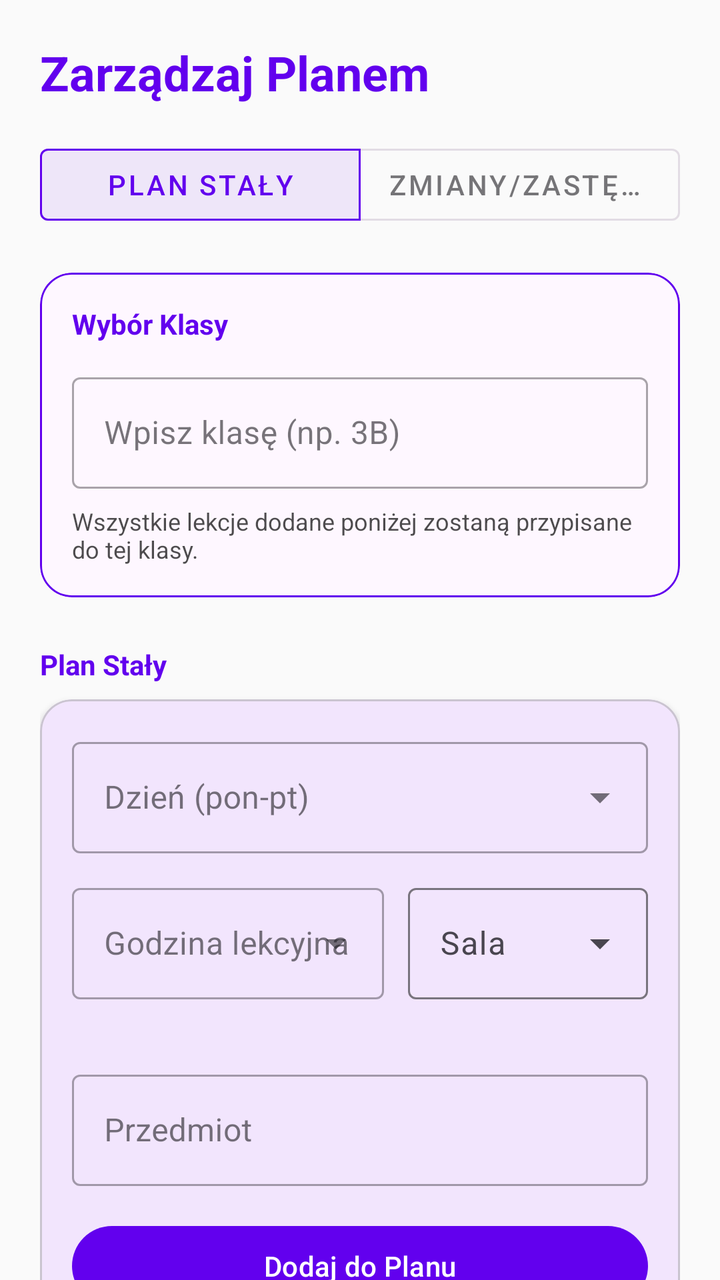
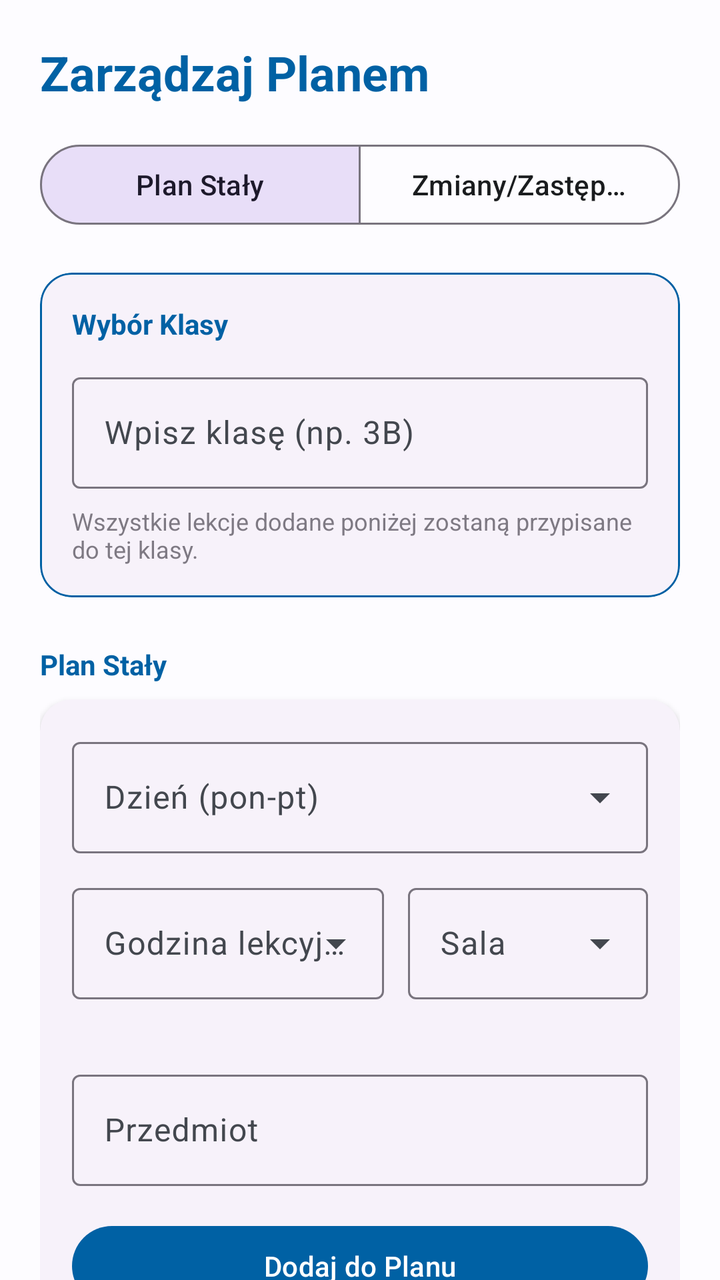

Screens rendered from an Android XML layout before and after an edit, with the pre-edit source and the edit as a unified diff.
<!-- AndroidManifest.xml: application theme Theme.SchoolSpace -->
<!-- res/layout/fragment_manage_schedule.xml -->
<?xml version="1.0" encoding="utf-8"?>
<androidx.core.widget.NestedScrollView xmlns:android="http://schemas.android.com/apk/res/android"
    xmlns:app="http://schemas.android.com/apk/res-auto"
    android:layout_width="match_parent"
    android:layout_height="match_parent"
    android:background="@color/background">

    <LinearLayout
        android:layout_width="match_parent"
        android:layout_height="wrap_content"
        android:orientation="vertical"
        android:padding="20dp">

        <TextView
            android:layout_width="wrap_content"
            android:layout_height="wrap_content"
            android:text="Zarządzaj Planem"
            android:textSize="24sp"
            android:textStyle="bold"
            android:layout_marginBottom="16dp"
            android:textColor="@color/primary" />

        <com.google.android.material.button.MaterialButtonToggleGroup
            android:id="@+id/toggleMainMode"
            android:layout_width="match_parent"
            android:layout_height="wrap_content"
            android:layout_marginBottom="20dp"
            app:singleSelection="true"
            app:checkedButton="@+id/btnModePermanent">
            <Button
                android:id="@+id/btnModePermanent"
                style="@style/Widget.MaterialComponents.Button.OutlinedButton"
                android:layout_width="0dp"
                android:layout_weight="1"
                android:layout_height="wrap_content"
                android:text="Plan Stały"/>
            <Button
                android:id="@+id/btnModeChange"
                style="@style/Widget.MaterialComponents.Button.OutlinedButton"
                android:layout_width="0dp"
                android:layout_weight="1"
                android:layout_height="wrap_content"
                android:text="Zmiany/Zastępstwa"/>
        </com.google.android.material.button.MaterialButtonToggleGroup>

        
        <com.google.android.material.card.MaterialCardView
            android:layout_width="match_parent"
            android:layout_height="wrap_content"
            app:cardCornerRadius="16dp"
            app:cardElevation="0dp"
            app:strokeWidth="1dp"
            app:strokeColor="@color/primary">
            

            <LinearLayout
                android:layout_width="match_parent"
                android:layout_height="wrap_content"
                android:orientation="vertical"
                android:padding="16dp">

                <TextView
                    android:layout_width="wrap_content"
                    android:layout_height="wrap_content"
                    android:text="Wybór Klasy"
                    android:textStyle="bold"
                    android:textColor="@color/primary"
                    android:layout_marginBottom="12dp" />

                <com.google.android.material.textfield.TextInputLayout
                    android:layout_width="match_parent"
                    android:layout_height="wrap_content"
                    android:hint="Wpisz klasę (np. 3B)"
                    style="@style/Widget.MaterialComponents.TextInputLayout.OutlinedBox">
                    <com.google.android.material.textfield.TextInputEditText
                        android:id="@+id/etTargetClass"
                        android:layout_width="match_parent"
                        android:layout_height="wrap_content"
                        android:inputType="textCapCharacters" />
                </com.google.android.material.textfield.TextInputLayout>

                <TextView
                    android:layout_width="wrap_content"
                    android:layout_height="wrap_content"
                    android:text="Wszystkie lekcje dodane poniżej zostaną przypisane do tej klasy."
                    android:textSize="12sp"
                    android:layout_marginTop="8dp"
                    android:alpha="0.7" />
            </LinearLayout>
        </com.google.android.material.card.MaterialCardView>

        <TextView
            android:id="@+id/txtLabelPermanent"
            android:layout_width="wrap_content"
            android:layout_height="wrap_content"
            android:text="Plan Stały"
            android:layout_marginTop="24dp"
            android:layout_marginBottom="8dp"
            android:textStyle="bold"
            android:textColor="@color/primary" />

        <com.google.android.material.card.MaterialCardView
            android:id="@+id/cardPermanentForm"
            android:layout_width="match_parent"
            android:layout_height="wrap_content"
            app:cardCornerRadius="16dp"
            app:cardElevation="2dp">

            <LinearLayout
                android:layout_width="match_parent"
                android:layout_height="wrap_content"
                android:orientation="vertical"
                android:padding="16dp">

                <com.google.android.material.textfield.TextInputLayout
                    android:layout_width="match_parent"
                    android:layout_height="wrap_content"
                    android:hint="Dzień (pon-pt)"
                    style="@style/Widget.MaterialComponents.TextInputLayout.OutlinedBox.ExposedDropdownMenu">
                    <AutoCompleteTextView
                        android:id="@+id/etLessonDay"
                        android:layout_width="match_parent"
                        android:layout_height="wrap_content"
                        android:inputType="none" />
                </com.google.android.material.textfield.TextInputLayout>

                <LinearLayout
                    android:layout_width="match_parent"
                    android:layout_height="wrap_content"
                    android:orientation="horizontal"
                    android:layout_marginTop="12dp">

                    <com.google.android.material.textfield.TextInputLayout
                        android:layout_width="0dp"
                        android:layout_weight="1"
                        android:layout_height="wrap_content"
                        android:hint="Godzina lekcyjna"
                        style="@style/Widget.MaterialComponents.TextInputLayout.OutlinedBox.ExposedDropdownMenu">
                        <AutoCompleteTextView
                            android:id="@+id/etLessonTime"
                            android:layout_width="match_parent"
                            android:layout_height="wrap_content"
                            android:inputType="none" />
                    </com.google.android.material.textfield.TextInputLayout>

                    <com.google.android.material.textfield.TextInputLayout
                        android:id="@+id/tilLessonRoom"
                        android:layout_width="120dp"
                        android:layout_height="wrap_content"
                        android:layout_marginStart="12dp"
                        android:hint="Sala"
                        app:errorEnabled="true"
                        style="@style/Widget.Material3.TextInputLayout.OutlinedBox.ExposedDropdownMenu">
                        <AutoCompleteTextView
                            android:id="@+id/etLessonRoom"
                            android:layout_width="match_parent"
                            android:layout_height="wrap_content"
                            android:inputType="text" />
                    </com.google.android.material.textfield.TextInputLayout>
                </LinearLayout>

                <com.google.android.material.textfield.TextInputLayout
                    android:layout_width="match_parent"
                    android:layout_height="wrap_content"
                    android:layout_marginTop="12dp"
                    android:hint="Przedmiot"
                    style="@style/Widget.MaterialComponents.TextInputLayout.OutlinedBox">
                    <com.google.android.material.textfield.TextInputEditText
                        android:id="@+id/etLessonSubject"
                        android:layout_width="match_parent"
                        android:layout_height="wrap_content" />
                </com.google.android.material.textfield.TextInputLayout>

                <Button
                    android:id="@+id/btnAddLessonPermanent"
                    android:layout_width="match_parent"
                    android:layout_height="wrap_content"
                    android:layout_marginTop="16dp"
                    android:text="Dodaj do Planu" />
            </LinearLayout>
        </com.google.android.material.card.MaterialCardView>

        <TextView
            android:id="@+id/txtLabelChange"
            android:layout_width="wrap_content"
            android:layout_height="wrap_content"
            android:text="Zastępstwa i Zmiany"
            android:layout_marginTop="24dp"
            android:layout_marginBottom="8dp"
            android:textStyle="bold"
            android:textColor="@color/error" />

        <com.google.android.material.card.MaterialCardView
            android:id="@+id/cardChangeForm"
            android:layout_width="match_parent"
            android:layout_height="wrap_content"
            android:layout_marginBottom="24dp"
            app:cardCornerRadius="16dp"
            app:cardElevation="2dp">

            <LinearLayout
                android:layout_width="match_parent"
                android:layout_height="wrap_content"
                android:orientation="vertical"
                android:padding="16dp">

                <com.google.android.material.textfield.TextInputLayout
                    android:layout_width="match_parent"
                    android:layout_height="wrap_content"
                    android:hint="Data (kliknij aby wybrać)"
                    style="@style/Widget.MaterialComponents.TextInputLayout.OutlinedBox">
                    <com.google.android.material.textfield.TextInputEditText
                        android:id="@+id/etChangeDate"
                        android:layout_width="match_parent"
                        android:layout_height="wrap_content"
                        android:focusable="false" />
                </com.google.android.material.textfield.TextInputLayout>

                <com.google.android.material.textfield.TextInputLayout
                    android:layout_width="match_parent"
                    android:layout_height="wrap_content"
                    android:layout_marginTop="12dp"
                    android:hint="Godzina lekcyjna której dotyczy zmiana"
                    style="@style/Widget.MaterialComponents.TextInputLayout.OutlinedBox.ExposedDropdownMenu">
                    <AutoCompleteTextView
                        android:id="@+id/etChangeTime"
                        android:layout_width="match_parent"
                        android:layout_height="wrap_content"
                        android:inputType="none" />
                </com.google.android.material.textfield.TextInputLayout>

                <com.google.android.material.button.MaterialButtonToggleGroup
                    android:id="@+id/toggleChangeType"
                    android:layout_width="match_parent"
                    android:layout_height="wrap_content"
                    android:layout_marginTop="12dp"
                    app:singleSelection="true"
                    app:checkedButton="@+id/btnTypeSubstitution">
                    <Button
                        android:id="@+id/btnTypeSubstitution"
                        style="@style/Widget.MaterialComponents.Button.OutlinedButton"
                        android:layout_width="0dp"
                        android:layout_weight="1"
                        android:layout_height="wrap_content"
                        android:text="Zastępstwo"/>
                    <Button
                        android:id="@+id/btnTypeCancel"
                        style="@style/Widget.MaterialComponents.Button.OutlinedButton"
                        android:layout_width="0dp"
                        android:layout_weight="1"
                        android:layout_height="wrap_content"
                        android:text="Odwołana"/>
                </com.google.android.material.button.MaterialButtonToggleGroup>

                <com.google.android.material.textfield.TextInputLayout
                    android:id="@+id/tilChangeSubject"
                    android:layout_width="match_parent"
                    android:layout_height="wrap_content"
                    android:layout_marginTop="12dp"
                    android:hint="Nowy Przedmiot / Powód"
                    style="@style/Widget.MaterialComponents.TextInputLayout.OutlinedBox">
                    <com.google.android.material.textfield.TextInputEditText
                        android:id="@+id/etChangeSubject"
                        android:layout_width="match_parent"
                        android:layout_height="wrap_content" />
                </com.google.android.material.textfield.TextInputLayout>

                <Button
                    android:id="@+id/btnAddLessonChange"
                    android:layout_width="match_parent"
                    android:layout_height="wrap_content"
                    android:layout_marginTop="16dp"
                    android:backgroundTint="@color/error"
                    android:text="Zatwierdź Zmianę" />
            </LinearLayout>
        </com.google.android.material.card.MaterialCardView>

    </LinearLayout>
</androidx.core.widget.NestedScrollView>
<!-- resources referenced by this layout -->
<resources>
  <color name="background">#FFFAFAFA</color>
  <color name="error">#B3261E</color>
  <color name="primary">#6200EE</color>
  <style name="Theme.SchoolSpace" parent="Theme.Material3.DayNight.NoActionBar">
          
          <item name="colorPrimary">@color/primary</item>
          <item name="android:colorBackground">@color/background</item>
          <item name="android:textColor">@color/text_primary</item>
  
          
          <item name="android:statusBarColor">@color/primary</item>
          <item name="android:windowLightStatusBar" tools:targetApi="m">false</item>
  
          
          <item name="android:navigationBarColor">@color/background</item>
          <item name="android:windowLightNavigationBar" tools:targetApi="27">true</item>
      </style>
  <color name="text_primary">#000000</color>
</resources>

<!-- the commit's change to res/layout/fragment_manage_schedule.xml (unified diff, before → after) -->
@@ -29,14 +29,14 @@
             app:checkedButton="@+id/btnModePermanent">
             <Button
                 android:id="@+id/btnModePermanent"
-                style="@style/Widget.MaterialComponents.Button.OutlinedButton"
+                style="@style/Widget.Material3.Button.OutlinedButton"
                 android:layout_width="0dp"
                 android:layout_weight="1"
                 android:layout_height="wrap_content"
                 android:text="Plan Stały"/>
             <Button
                 android:id="@+id/btnModeChange"
-                style="@style/Widget.MaterialComponents.Button.OutlinedButton"
+                style="@style/Widget.Material3.Button.OutlinedButton"
                 android:layout_width="0dp"
                 android:layout_weight="1"
                 android:layout_height="wrap_content"
@@ -71,7 +71,7 @@
                     android:layout_width="match_parent"
                     android:layout_height="wrap_content"
                     android:hint="Wpisz klasę (np. 3B)"
-                    style="@style/Widget.MaterialComponents.TextInputLayout.OutlinedBox">
+                    style="@style/Widget.Material3.TextInputLayout.OutlinedBox">
                     <com.google.android.material.textfield.TextInputEditText
                         android:id="@+id/etTargetClass"
                         android:layout_width="match_parent"
@@ -116,7 +116,7 @@
                     android:layout_width="match_parent"
                     android:layout_height="wrap_content"
                     android:hint="Dzień (pon-pt)"
-                    style="@style/Widget.MaterialComponents.TextInputLayout.OutlinedBox.ExposedDropdownMenu">
+                    style="@style/Widget.Material3.TextInputLayout.OutlinedBox.ExposedDropdownMenu">
                     <AutoCompleteTextView
                         android:id="@+id/etLessonDay"
                         android:layout_width="match_parent"
@@ -135,7 +135,7 @@
                         android:layout_weight="1"
                         android:layout_height="wrap_content"
                         android:hint="Godzina lekcyjna"
-                        style="@style/Widget.MaterialComponents.TextInputLayout.OutlinedBox.ExposedDropdownMenu">
+                        style="@style/Widget.Material3.TextInputLayout.OutlinedBox.ExposedDropdownMenu">
                         <AutoCompleteTextView
                             android:id="@+id/etLessonTime"
                             android:layout_width="match_parent"
@@ -164,7 +164,7 @@
                     android:layout_height="wrap_content"
                     android:layout_marginTop="12dp"
                     android:hint="Przedmiot"
-                    style="@style/Widget.MaterialComponents.TextInputLayout.OutlinedBox">
+                    style="@style/Widget.Material3.TextInputLayout.OutlinedBox">
                     <com.google.android.material.textfield.TextInputEditText
                         android:id="@+id/etLessonSubject"
                         android:layout_width="match_parent"
@@ -208,7 +208,7 @@
                     android:layout_width="match_parent"
                     android:layout_height="wrap_content"
                     android:hint="Data (kliknij aby wybrać)"
-                    style="@style/Widget.MaterialComponents.TextInputLayout.OutlinedBox">
+                    style="@style/Widget.Material3.TextInputLayout.OutlinedBox">
                     <com.google.android.material.textfield.TextInputEditText
                         android:id="@+id/etChangeDate"
                         android:layout_width="match_parent"
@@ -221,7 +221,7 @@
                     android:layout_height="wrap_content"
                     android:layout_marginTop="12dp"
                     android:hint="Godzina lekcyjna której dotyczy zmiana"
-                    style="@style/Widget.MaterialComponents.TextInputLayout.OutlinedBox.ExposedDropdownMenu">
+                    style="@style/Widget.Material3.TextInputLayout.OutlinedBox.ExposedDropdownMenu">
                     <AutoCompleteTextView
                         android:id="@+id/etChangeTime"
                         android:layout_width="match_parent"
@@ -238,14 +238,14 @@
                     app:checkedButton="@+id/btnTypeSubstitution">
                     <Button
                         android:id="@+id/btnTypeSubstitution"
-                        style="@style/Widget.MaterialComponents.Button.OutlinedButton"
+                        style="@style/Widget.Material3.Button.OutlinedButton"
                         android:layout_width="0dp"
                         android:layout_weight="1"
                         android:layout_height="wrap_content"
                         android:text="Zastępstwo"/>
                     <Button
                         android:id="@+id/btnTypeCancel"
-                        style="@style/Widget.MaterialComponents.Button.OutlinedButton"
+                        style="@style/Widget.Material3.Button.OutlinedButton"
                         android:layout_width="0dp"
                         android:layout_weight="1"
                         android:layout_height="wrap_content"
@@ -258,7 +258,7 @@
                     android:layout_height="wrap_content"
                     android:layout_marginTop="12dp"
                     android:hint="Nowy Przedmiot / Powód"
-                    style="@style/Widget.MaterialComponents.TextInputLayout.OutlinedBox">
+                    style="@style/Widget.Material3.TextInputLayout.OutlinedBox">
                     <com.google.android.material.textfield.TextInputEditText
                         android:id="@+id/etChangeSubject"
                         android:layout_width="match_parent"
<!-- resource entries referenced after the edit -->
@@ -1,22 +1,45 @@
 <!-- resources referenced by this layout -->
 <resources>
-  <color name="background">#FFFAFAFA</color>
-  <color name="error">#B3261E</color>
-  <color name="primary">#6200EE</color>
+  <color name="background">#FDFCFF</color>
+  <color name="error">#BA1A1A</color>
+  <color name="primary">#0061A4</color>
   <style name="Theme.SchoolSpace" parent="Theme.Material3.DayNight.NoActionBar">
           
           <item name="colorPrimary">@color/primary</item>
+          <item name="colorOnPrimary">@color/onPrimary</item>
+          <item name="colorPrimaryContainer">@color/primaryContainer</item>
+          <item name="colorOnPrimaryContainer">@color/onPrimaryContainer</item>
+  
+          <item name="colorSecondary">@color/secondary</item>
+          <item name="colorOnSecondary">@color/onSecondary</item>
+  
+          <item name="colorError">@color/error</item>
+          <item name="colorOnError">@color/onError</item>
+  
           <item name="android:colorBackground">@color/background</item>
-          <item name="android:textColor">@color/text_primary</item>
+          <item name="colorSurface">@color/surface</item>
+          <item name="colorOnSurface">@color/onSurface</item>
+          <item name="colorSurfaceVariant">@color/surfaceVariant</item>
+          <item name="colorOnSurfaceVariant">@color/onSurfaceVariant</item>
   
           
           <item name="android:statusBarColor">@color/primary</item>
           <item name="android:windowLightStatusBar" tools:targetApi="m">false</item>
+          <item name="android:navigationBarColor">@color/background</item>
+          <item name="android:windowLightNavigationBar" tools:targetApi="27">true</item>
   
           
-          <item name="android:navigationBarColor">@color/background</item>
-          <item name="android:windowLightNavigationBar" tools:targetApi="27">true</item>
+          <item name="materialCardViewStyle">@style/Widget.Material3.CardView.Elevated</item>
       </style>
-  <color name="text_primary">#000000</color>
+  <color name="onPrimary">#FFFFFF</color>
+  <color name="primaryContainer">#D1E4FF</color>
+  <color name="onPrimaryContainer">#001D36</color>
+  <color name="secondary">#535F70</color>
+  <color name="onSecondary">#FFFFFF</color>
+  <color name="onError">#FFFFFF</color>
+  <color name="surface">#FDFCFF</color>
+  <color name="onSurface">#1A1C1E</color>
+  <color name="surfaceVariant">#DFE2EB</color>
+  <color name="onSurfaceVariant">#43474E</color>
 </resources>
 
